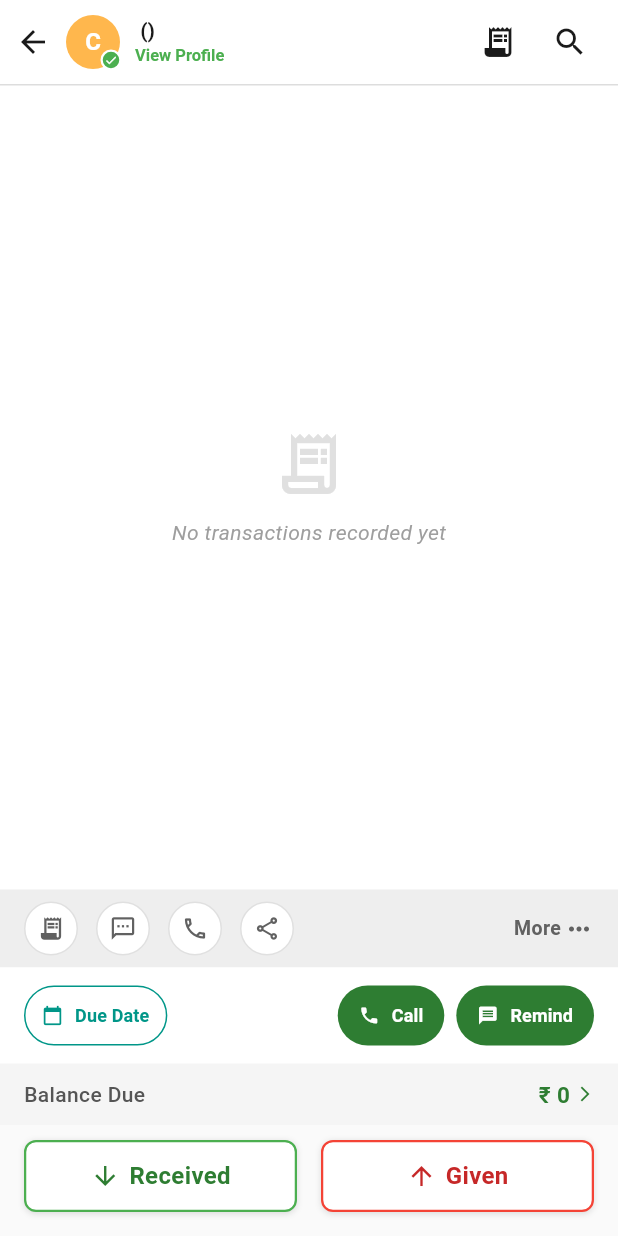
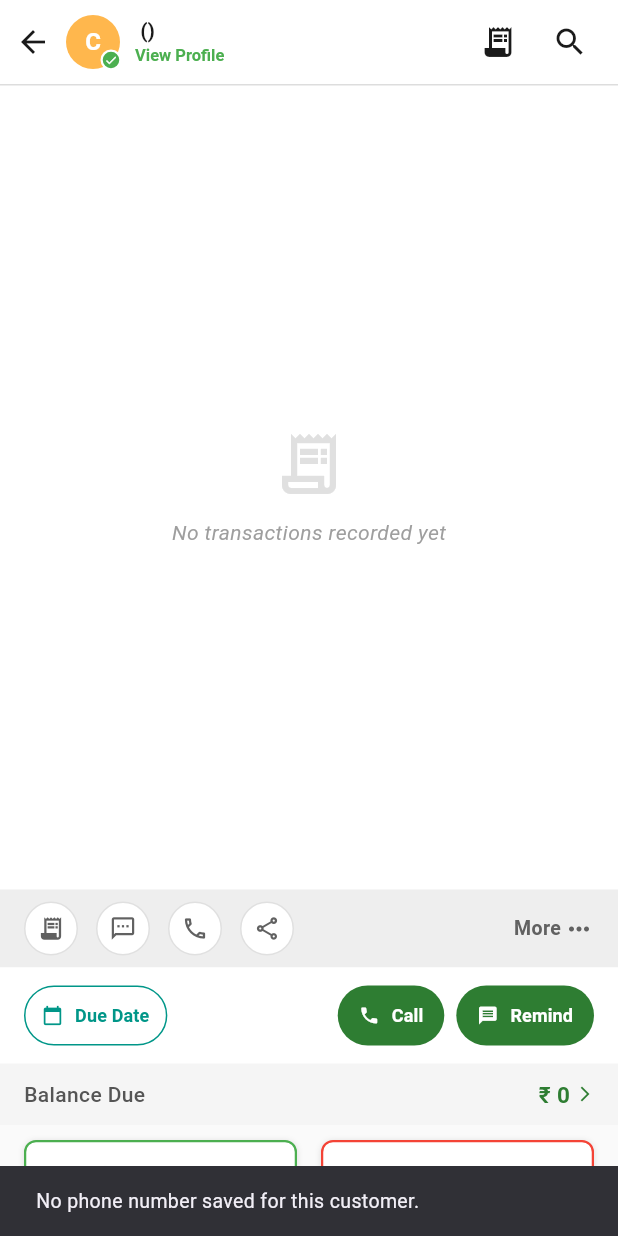
Before and after one commit to FathimaMehrinVS/Cassia-Bakers, a Flutter app: the CustomerDetailPage screen opened directly with empty values, after a tap on "Call", on a phone screen of 412 x 824 dp. Run offline on Flutter 3.47's test engine with Material 3 defaults, Android fonts, the phone set to English and light mode, and no system bars; our stand-ins replace cloud_firestore, firebase_core, firebase_storage, image_picker, pdf, printing; missing offline and left inert: mobile_scanner; accounts and stored records are empty.

Commit message:
Added the call feature in each ledger

```diff
--- a/lib/screens/customer/customer_detail_page.dart
+++ b/lib/screens/customer/customer_detail_page.dart
@@ -1,4 +1,5 @@
 import 'package:flutter/material.dart';
+import 'package:url_launcher/url_launcher.dart';
 import '../../core/core.dart';
 import '../../core/models/customer.dart';
 import '../../core/services/customer_service.dart';
@@ -449,7 +450,24 @@ class _CustomerDetailPageState extends State<CustomerDetailPage> {
                                 padding: const EdgeInsets.symmetric(horizontal: 14, vertical: 8),
                                 elevation: 0,
                               ),
-                              onPressed: () {},
+                              onPressed: () async {
+                                final phone = widget.customer.phone.trim();
+                                if (phone.isEmpty) {
+                                  ScaffoldMessenger.of(context).showSnackBar(
+                                    const SnackBar(content: Text('No phone number saved for this customer.')),
+                                  );
+                                  return;
+                                }
+                                final uri = Uri.parse('tel:$phone');
+                                if (await canLaunchUrl(uri)) {
+                                  await launchUrl(uri);
+                                } else {
+                                  if (!context.mounted) return;
+                                  ScaffoldMessenger.of(context).showSnackBar(
+                                    SnackBar(content: Text('Could not launch call to $phone')),
+                                  );
+                                }
+                              },
                               icon: const Icon(Icons.phone, size: 14),
                               label: const Text('Call', style: TextStyle(fontSize: 12, fontWeight: FontWeight.bold)),
                             ),
--- a/lib/screens/staff/staff_detail_page.dart
+++ b/lib/screens/staff/staff_detail_page.dart
@@ -1,5 +1,6 @@
 import 'package:flutter/material.dart';
 import 'package:cloud_firestore/cloud_firestore.dart';
+import 'package:url_launcher/url_launcher.dart';
 import '../../core/core.dart';
 import '../../core/models/staff.dart';
 import '../../core/services/staff_service.dart';
@@ -431,7 +432,24 @@ class _StaffDetailPageState extends State<StaffDetailPage> {
                                     padding: const EdgeInsets.symmetric(horizontal: 14, vertical: 8),
                                     elevation: 0,
                                   ),
-                                  onPressed: () {},
+                                  onPressed: () async {
+                                    final phone = widget.staff.phone.trim();
+                                    if (phone.isEmpty) {
+                                      ScaffoldMessenger.of(context).showSnackBar(
+                                        const SnackBar(content: Text('No phone number saved for this staff member.')),
+                                      );
+                                      return;
+                                    }
+                                    final uri = Uri.parse('tel:$phone');
+                                    if (await canLaunchUrl(uri)) {
+                                      await launchUrl(uri);
+                                    } else {
+                                      if (!context.mounted) return;
+                                      ScaffoldMessenger.of(context).showSnackBar(
+                                        SnackBar(content: Text('Could not launch call to $phone')),
+                                      );
+                                    }
+                                  },
                                   icon: const Icon(Icons.phone, size: 14),
                                   label: const Text('Call', style: TextStyle(fontSize: 12, fontWeight: FontWeight.bold)),
                                 ),
--- a/lib/screens/supplier/supplier_detail_page.dart
+++ b/lib/screens/supplier/supplier_detail_page.dart
@@ -1,6 +1,7 @@
 import 'dart:typed_data';
 import 'package:flutter/material.dart';
 import 'package:image_picker/image_picker.dart';
+import 'package:url_launcher/url_launcher.dart';
 import 'package:cloud_firestore/cloud_firestore.dart';
 import '../../core/core.dart';
 import '../../core/models/supplier.dart';
@@ -897,7 +898,24 @@ class _SupplierDetailPageState extends State<SupplierDetailPage> {
                               horizontal: 14, vertical: 8),
                           elevation: 0,
                         ),
-                        onPressed: () {},
+                        onPressed: () async {
+                          final phone = widget.supplier.phone.trim();
+                          if (phone.isEmpty) {
+                            ScaffoldMessenger.of(context).showSnackBar(
+                              const SnackBar(content: Text('No phone number saved for this supplier.')),
+                            );
+                            return;
+                          }
+                          final uri = Uri.parse('tel:$phone');
+                          if (await canLaunchUrl(uri)) {
+                            await launchUrl(uri);
+                          } else {
+                            if (!context.mounted) return;
+                            ScaffoldMessenger.of(context).showSnackBar(
+                              SnackBar(content: Text('Could not launch call to $phone')),
+                            );
+                          }
+                        },
                         icon: const Icon(Icons.phone, size: 14),
                         label: const Text('Call',
                             style: TextStyle(
--- a/pubspec.yaml
+++ b/pubspec.yaml
@@ -41,6 +41,7 @@ dependencies:
   firebase_storage: ^11.6.8
   pdf: ^3.12.0
   printing: ^5.13.1
+  url_launcher: ^6.3.1
 
 dev_dependencies:
   flutter_test:
```
Also changed, not shown: 1 other file.
